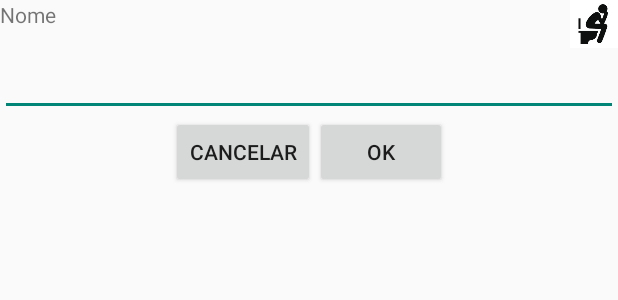
After one commit to jclazzarim/MunchkinCounter, an Android app: the layout fragment_cadastro_jogador.xml on its own in the app's theme, with its tools: preview values and no code run, on a phone screen of 412 x 824 dp. The commit adds this screen. Shown: the top 300 px of the screen. Run offline under Robolectric (Android 15) with nearby library versions, the phone set to English and light mode, and no system bars.

Commit message:
parcial da tela de cadastro de Jogadores

```diff
--- a/app/build.gradle
+++ b/app/build.gradle
@@ -22,4 +22,5 @@ android {
 dependencies {
     compile fileTree(dir: 'libs', include: ['*.jar'])
     compile 'com.android.support:appcompat-v7:21.0.3'
+    compile 'com.android.support:support-v4:21.0.3'
 }
--- /dev/null
+++ b/app/src/main/res/layout/fragment_cadastro_jogador.xml
@@ -0,0 +1,82 @@
+<LinearLayout xmlns:android="http://schemas.android.com/apk/res/android"
+    xmlns:tools="http://schemas.android.com/tools"
+    android:layout_width="match_parent"
+    android:layout_height="match_parent"
+    android:orientation="vertical"
+    tools:context="br.android.munchkin.munchkincounter.CadastroJogador">
+
+
+    <LinearLayout
+        android:orientation="horizontal"
+        android:layout_width="fill_parent"
+        android:layout_height="wrap_content"
+        android:weightSum="1">
+
+        <TextView
+            android:layout_width="wrap_content"
+            android:layout_height="match_parent"
+            android:text="Nome"
+            android:layout_weight="1" />
+
+        <LinearLayout
+            android:orientation="horizontal"
+            android:layout_width="wrap_content"
+            android:layout_height="wrap_content"
+            android:layout_gravity="right">
+
+
+            <ImageView
+                android:layout_width="32dp"
+                android:layout_height="32dp"
+                android:layout_weight="1"
+                android:background="@drawable/img1" />
+            </LinearLayout>
+
+    </LinearLayout>
+
+    <LinearLayout
+        android:orientation="vertical"
+        android:layout_width="match_parent"
+        android:layout_height="wrap_content">
+
+        <EditText
+            android:layout_width="fill_parent"
+            android:layout_height="wrap_content"
+            android:id="@+id/editText" />
+    </LinearLayout>
+
+    <LinearLayout
+        android:orientation="horizontal"
+        android:layout_width="wrap_content"
+        android:layout_height="wrap_content"
+        android:layout_gravity="center_horizontal">
+
+
+        <LinearLayout
+            android:orientation="horizontal"
+            android:layout_width="wrap_content"
+            android:layout_height="fill_parent">
+
+            <Button
+                android:layout_width="wrap_content"
+                android:layout_height="wrap_content"
+                android:text="Cancelar"
+                android:id="@+id/bCancelar" />
+
+        </LinearLayout>
+
+        <LinearLayout
+            android:orientation="horizontal"
+            android:layout_width="wrap_content"
+            android:layout_height="fill_parent">
+
+            <Button
+                android:layout_width="match_parent"
+                android:layout_height="wrap_content"
+                android:text="OK"
+                android:id="@+id/bOk" />
+        </LinearLayout>
+
+    </LinearLayout>
+
+</LinearLayout>
--- a/app/src/main/res/values/strings.xml
+++ b/app/src/main/res/values/strings.xml
@@ -4,5 +4,6 @@
     <string name="app_name">MunchkinCounter</string>
     <string name="hello_world">Hello world!</string>
     <string name="action_settings">Settings</string>
+    <string name="tvNomeJogador">Nome</string>
 
 </resources>
```
Also changed, not shown: app/src/main/java/br/android/munchkin/munchkincounter/CadastroJogador.java (added, +109 -0 lines), app/src/main/res/drawable-hdpi/img1.jpg (added), 1 other file.
